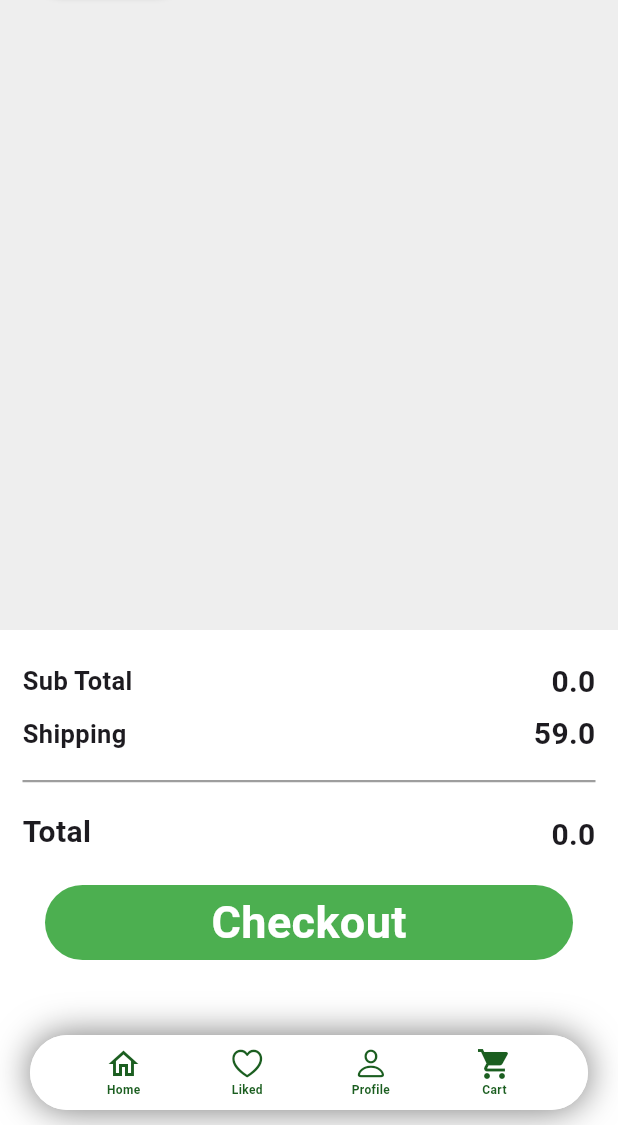
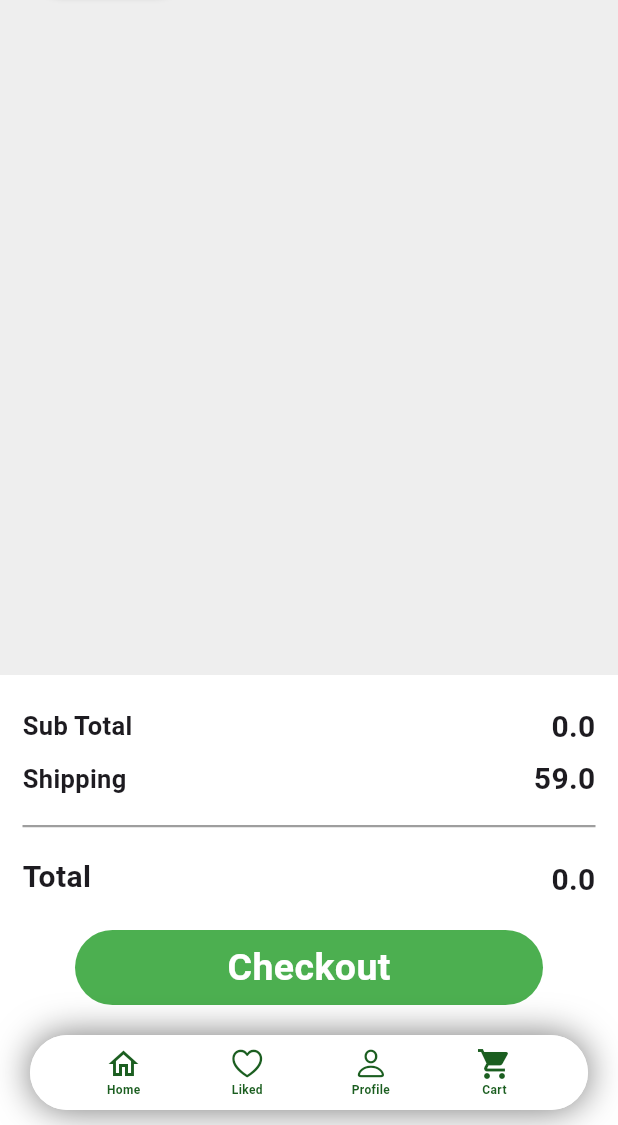
Before and after one commit to Dev-Saurabhraj/Greenspace-, a Flutter app: the Cart screen opened by its route, on a phone screen of 412 x 824 dp, the part 111-1236 px from its top. Run offline on Flutter 3.47's test engine with Material 3 defaults, Android fonts, the phone set to English and light mode, and no system bars; our stand-ins replace flutter_image_slideshow, go_router, readmore, responsive_grid; missing offline and left inert: standard_searchbar; network calls fail.

Commit message:
Initial commit

```diff
--- a/lib/Routes/routes.dart
+++ b/lib/Routes/routes.dart
@@ -1,10 +1,10 @@
 import 'package:flutter/material.dart';
 import 'package:go_router/go_router.dart';
-import 'package:plants/pages/cart_page.dart';
-import 'package:plants/pages/category_screen.dart';
+import 'package:plants/pages/cart/cart_page.dart';
+import 'package:plants/pages/category/category_screen.dart';
 import 'package:plants/pages/liked.dart';
 import 'package:plants/pages/profile.dart';
-import 'package:plants/widgets/category_details_widget1.dart';
+import 'package:plants/widgets/Plant_details_widget1.dart';
 
 
 import '../pages/error.dart';
--- /dev/null
+++ b/lib/pages/cart/cart_page.dart
@@ -0,0 +1,183 @@
+import 'package:flutter/cupertino.dart';
+import 'package:flutter/material.dart';
+import 'package:plants/widgets/icons/back_icon.dart';
+import 'package:plants/widgets/checkout.dart';
+import 'package:plants/provider/cart_provider.dart';
+import 'package:provider/provider.dart';
+
+import '../../widgets/icons/bottom_navigation_bar.dart';
+
+class Cart extends StatefulWidget{
+  @override
+  State<Cart> createState() => CartPage();
+
+}
+
+class CartPage extends State<Cart>{
+  @override
+  Widget build(BuildContext context){
+    return Consumer<CartProvider>(
+      builder: (BuildContext context, value, child)=> Scaffold(
+      backgroundColor: Colors.grey.shade200,
+      body: Stack(
+            children: [
+              SizedBox(
+                child: Padding(
+                  padding: const EdgeInsets.only(top: 70.0, bottom: 300),
+                  child: ListView.builder(itemBuilder: (BuildContext context, int index){
+                    return Stack(
+                      children:[
+
+                        Padding(
+                          padding: const EdgeInsets.all(20),
+                          child: Container(
+                          height: 200,
+                          width: double.infinity,
+                          decoration: BoxDecoration(
+                            color: Colors.white,
+                            borderRadius: BorderRadius.circular(15),
+
+                          ),
+                        ),
+                        ),
+                    Row(
+                      children: [
+                        Padding(
+                          padding: const EdgeInsets.only(left: 40, top: 40, bottom: 40),
+                          child: Container(
+                          height: 160,
+                          width: 100,
+                          decoration: BoxDecoration(
+                            color: Colors.blueGrey
+                            ,
+                          borderRadius: BorderRadius.circular(15),
+
+                          ),
+
+                          child: Image.network(value.cart[index].imageUrl)),
+                        ),
+
+                        Column(
+                          children: [
+
+                            Padding(
+                              padding: const EdgeInsets.only(top: 10, bottom: 10),
+                              child: Text( value.cart[index].name, style: TextStyle(fontSize: 20, fontWeight: FontWeight.bold),),
+                            ),
+
+                            Padding(
+                              padding: const EdgeInsets.only(  bottom: 10),
+                              child: Text('Size : Small', style: TextStyle(fontSize: 15, fontWeight: FontWeight.normal),),
+                            ),
+
+                            Padding(
+                              padding: const EdgeInsets.only(top: 10, bottom: 10),
+                              child: Text('₹ ${value.cart[index].price}', style: TextStyle(fontSize: 20, fontWeight: FontWeight.bold),),
+                            ),
+
+                            Padding(
+                              padding: const EdgeInsets.only(left: 40),
+                              child: Row(
+                                children: [
+                                  InkWell(
+                                    onTap: (){
+                                      value.decrementCounter(value.cart[index].name);
+                                    },
+                                    child: Container( height: 30, width: 30, decoration:BoxDecoration(
+                                      color: Colors.white,
+                                      borderRadius: BorderRadius.circular(3),
+                                        border: Border.all(color: Colors.grey)
+
+                                    ),
+                                    child: Center(child: Container( height: 1.5, width: 12,color: Colors.black,))
+                                    ),
+                                  ),
+                                  Padding(
+                                    padding: const EdgeInsets.only(left: 5, right: 5),
+                                    child: Container( height: 30, width: 30, decoration:BoxDecoration(
+                                      color: Colors.grey.shade100,
+                                      borderRadius: BorderRadius.circular(3),
+
+
+                                    ),
+                                      child: Center(child: Text(value.cart[index].count.toString(), style: TextStyle( color: (value.cart[index].count == 10)? Colors.red : Colors.black,fontWeight: FontWeight.bold),)),
+                                    ),
+                                  ),
+                                  InkWell(
+                                    onTap: (){
+                                      value.incrementCounter(value.cart[index].name);
+                                    },
+                                    child: Container( height: 30, width: 30, decoration:BoxDecoration(
+                                      color: Colors.white,
+                                      borderRadius: BorderRadius.circular(3),
+                                        border: Border.all(color: Colors.grey)
+
+                                    ),
+                                      child: const Icon(Icons.add, color: Colors.black,),
+                                    ),
+                                  ),
+                                  Padding(
+                                    padding: const EdgeInsets.only(left: 15.0),
+                                    child: InkWell(
+                                      onTap: (){
+                                        value.removeFromCart(value.cart[index].name);
+                                      },
+                                      child: Container(
+                                          height: 40, width : 40,
+                                          decoration: BoxDecoration(
+                                              color: Colors.grey.shade200,
+                                            borderRadius: BorderRadius.circular(15)
+                                              ),
+                                          child: Icon(CupertinoIcons.delete, color: Colors.red, size: 30,
+                                          ),
+
+                                      ),
+                                    ),
+                                  )
+
+                                ],
+                              ),
+                            )
+
+                          ],
+
+                        ),
+
+
+
+                      ],
+                    ),
+
+                      ]
+                    );
+
+                  }, itemCount: value.cart.length,
+
+                  ),
+                ),
+              ),
+          BackIcon(),
+             Padding(
+                padding: const EdgeInsets.only(bottom: 0),
+                child: Align(
+                    alignment: Alignment.bottomCenter,
+                    child: CheckOut()),
+              ),
+              BottomNavigationBar1(iconHome: Icons.home_outlined, iconCart: Icons.shopping_cart, iconProfile: CupertinoIcons.person, iconLiked: CupertinoIcons.heart,),
+
+
+              Padding(
+                padding: const EdgeInsets.only(top: 33, right: 20),
+                child: Align(
+                    alignment: Alignment.topRight,
+                    child: Text('Items (${value.cart.length.toString()})', style: TextStyle(fontWeight: FontWeight.bold, fontSize: 17))),
+              )
+
+
+
+            ]
+          ))
+
+    );
+  }
+}
--- a/lib/pages/profile.dart
+++ b/lib/pages/profile.dart
@@ -2,7 +2,7 @@ import 'package:flutter/cupertino.dart';
 import 'package:flutter/material.dart';
 import 'package:go_router/go_router.dart';
 
-import '../widgets/bottom_navigation_bar.dart';
+import '../widgets/icons/bottom_navigation_bar.dart';
 
 class Profile extends StatelessWidget {
   @override
--- a/lib/widgets/Recommend_widget.dart
+++ b/lib/widgets/Explore_view/Recommend_widget.dart
@@ -1,7 +1,6 @@
 import 'package:flutter/material.dart';
 import 'package:go_router/go_router.dart';
 
-import '../data/details_screen_data.dart';
 
 class RecommendationWidget extends StatelessWidget {
   final String name;
--- a/lib/widgets/recommend.dart
+++ b/lib/widgets/Explore_view/recommend.dart
@@ -6,7 +6,6 @@ import 'package:plants/widgets/plant_showcase.dart';
 import 'package:provider/provider.dart';
 import 'package:responsive_grid/responsive_grid.dart';
 
-import 'Recommend_widget.dart';
 
 class Recommendation extends StatefulWidget {
   @override
--- a/lib/widgets/checkout.dart
+++ b/lib/widgets/checkout.dart
@@ -14,19 +14,19 @@ class CheckOutPage extends State<CheckOut> {
   Widget build(BuildContext context) {
     return Consumer<CartProvider>(builder:
     (context, value, child) => Container(
-          height: 330,
+          height: 300,
           width: double.infinity,
           color: Colors.white,
           child: Column(
             children: [
               Container(
                 width: double.infinity,
-                height: 315,
-                decoration: BoxDecoration(color: Colors.white),
+                height: 300,
+                decoration: const BoxDecoration(color: Colors.white),
                 child: Stack(
                   children: [
-                    Padding(
-                      padding: const EdgeInsets.only(top: 22, left: 15),
+                    const Padding(
+                      padding: EdgeInsets.only(top: 22, left: 15),
                       child: Align(
                           alignment: Alignment.topLeft,
                           child: Text(
@@ -35,8 +35,8 @@ class CheckOutPage extends State<CheckOut> {
                                 fontSize: 17, fontWeight: FontWeight.bold),
                           )),
                     ),
-                    Padding(
-                      padding: const EdgeInsets.only(top: 57, left: 15),
+                    const Padding(
+                      padding: EdgeInsets.only(top: 57, left: 15),
                       child: Align(
                           alignment: Alignment.topLeft,
                           child: Text(
@@ -51,7 +51,7 @@ class CheckOutPage extends State<CheckOut> {
                           alignment: Alignment.topRight,
                           child: Text(
                             value.subTotal.toDouble().toString(),
-                            style: TextStyle(
+                            style: const TextStyle(
                                 fontSize: 20, fontWeight: FontWeight.bold),
                           )),
                     ),
@@ -61,7 +61,7 @@ class CheckOutPage extends State<CheckOut> {
                           alignment: Alignment.topRight,
                           child: Text(
                             value.shipping.toDouble().toString(),
-                            style: TextStyle(
+                            style: const TextStyle(
                                 fontSize: 20, fontWeight: FontWeight.bold),
                           )),
                     ),
@@ -72,8 +72,8 @@ class CheckOutPage extends State<CheckOut> {
                           width: double.infinity,
                           color: Colors.grey),
                     ),
-                    Padding(
-                      padding: const EdgeInsets.only(top: 120, left: 15),
+                    const Padding(
+                      padding: EdgeInsets.only(top: 120, left: 15),
                       child: Align(
                           alignment: Alignment.topLeft,
                           child: Text(
@@ -88,23 +88,23 @@ class CheckOutPage extends State<CheckOut> {
                           alignment: Alignment.topRight,
                           child: Text(
                             (value.subTotal!=0)?(value.subTotal.toDouble() + value.shipping.toDouble()).toString() : value.subTotal.toDouble().toString(),
-                            style: TextStyle(
+                            style: const TextStyle(
                                 fontSize: 20, fontWeight: FontWeight.bold),
                           )),
                     ),
                     Padding(
                       padding:
-                          const EdgeInsets.only(left: 30, right: 30, top: 170),
+                          const EdgeInsets.only(left: 50, right: 50, top: 170),
                       child: Container(
                         width: double.infinity,
                         height: 50,
                         decoration: BoxDecoration(
                             color: Colors.green,
                             borderRadius: BorderRadius.circular(25)),
-                        child: Center(
+                        child: const Center(
                             child: Text('Checkout',
                                 style: TextStyle(
-                                    fontSize: 30,
+                                    fontSize: 25,
                                     fontWeight: FontWeight.bold,
                                 color: Colors.white
                                 ))),
```
Also changed, not shown: lib/pages/cart_page.dart (deleted, +0 -182 lines), lib/pages/category/category_screen.dart (added, +90 -0 lines), lib/pages/category_screen.dart (deleted, +0 -176 lines), lib/pages/home.dart (+3 -4 lines), lib/pages/liked.dart (+5 -6 lines), lib/provider/cart_provider.dart (+9 -5 lines), lib/widgets/Plant_details_widget1.dart (renamed from lib/widgets/category_details_widget1.dart, +4 -4 lines), lib/widgets/plant_properties.dart (added, +8 -0 lines), lib/pages/category/category.dart (renamed from lib/pages/category.dart), lib/widgets/icons/back_icon.dart (renamed from lib/widgets/back_icon.dart), lib/widgets/icons/bottom_navigation_bar.dart (renamed from lib/widgets/bottom_navigation_bar.dart), lib/widgets/icons/soft_icon.dart (renamed from lib/widgets/soft_icon.dart).
